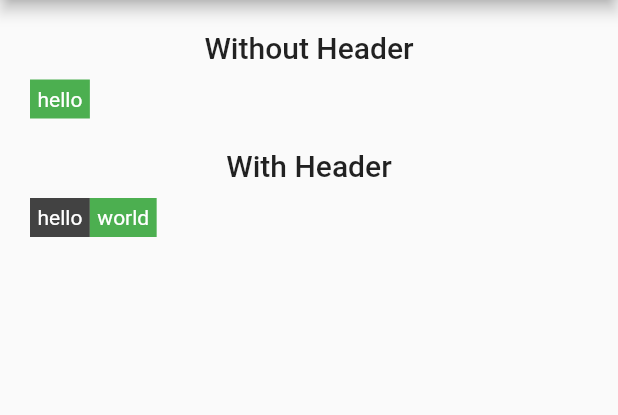
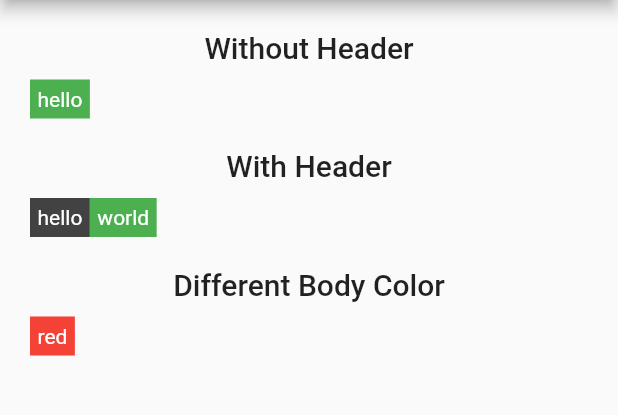
Before and after one commit to erayerdin/metabadge, a Flutter app: the screen it shows after launch, on a phone screen of 412 x 824 dp, the part 84-499 px from its top. Run offline on Flutter 3.47's test engine with Material 2 defaults, Android fonts, the phone set to English and light mode, and no system bars.

Commit message:
impled MetabadgeDecoration.bodyColor

```diff
--- a/examples/project/lib/main.dart
+++ b/examples/project/lib/main.dart
@@ -53,6 +53,18 @@ const List<MetabadgeExample> examples = [
       ),
     ),
   ),
+  MetabadgeExample(
+    title: 'Different Body Color',
+    metabadge: Metabadge(
+      body: Text(
+        'red',
+        style: TextStyle(color: Colors.white),
+      ),
+      decoration: MetabadgeDecoration(
+        bodyColor: Colors.red,
+      ),
+    ),
+  ),
 ];
 
 class HomePage extends StatelessWidget {
--- a/lib/metabadge.dart
+++ b/lib/metabadge.dart
@@ -1,3 +1,3 @@
 library metabadge;
 
-export 'src/metabadge.dart' show Metabadge;
+export 'src/metabadge.dart' show Metabadge, MetabadgeDecoration;
--- a/lib/src/metabadge.dart
+++ b/lib/src/metabadge.dart
@@ -12,15 +12,19 @@
 // See the License for the specific language governing permissions and
 // limitations under the License.
 
-import 'package:flutter/widgets.dart';
+import 'package:flutter/material.dart';
 
 class Metabadge extends StatelessWidget {
   final Widget? header;
   final Widget body;
+  final MetabadgeDecoration decoration;
 
   const Metabadge({
     Key? key,
     this.header,
+    this.decoration = const MetabadgeDecoration(
+      bodyColor: Colors.green,
+    ),
     required this.body,
   }) : super(key: key);
 
@@ -36,10 +40,18 @@ class Metabadge extends StatelessWidget {
           ),
         Container(
           padding: const EdgeInsets.all(5),
-          color: const Color.fromRGBO(76, 175, 80, 1),
+          color: decoration.bodyColor,
           child: body,
         ),
       ],
     );
   }
 }
+
+class MetabadgeDecoration {
+  final Color bodyColor;
+
+  const MetabadgeDecoration({
+    required this.bodyColor,
+  });
+}
```
